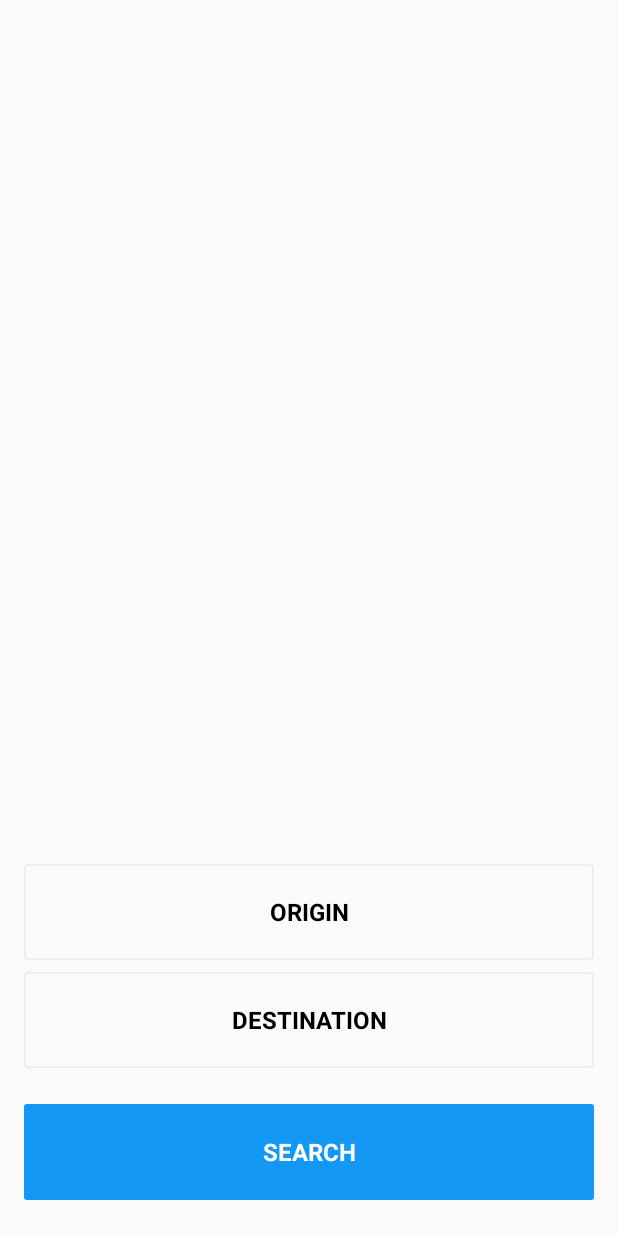
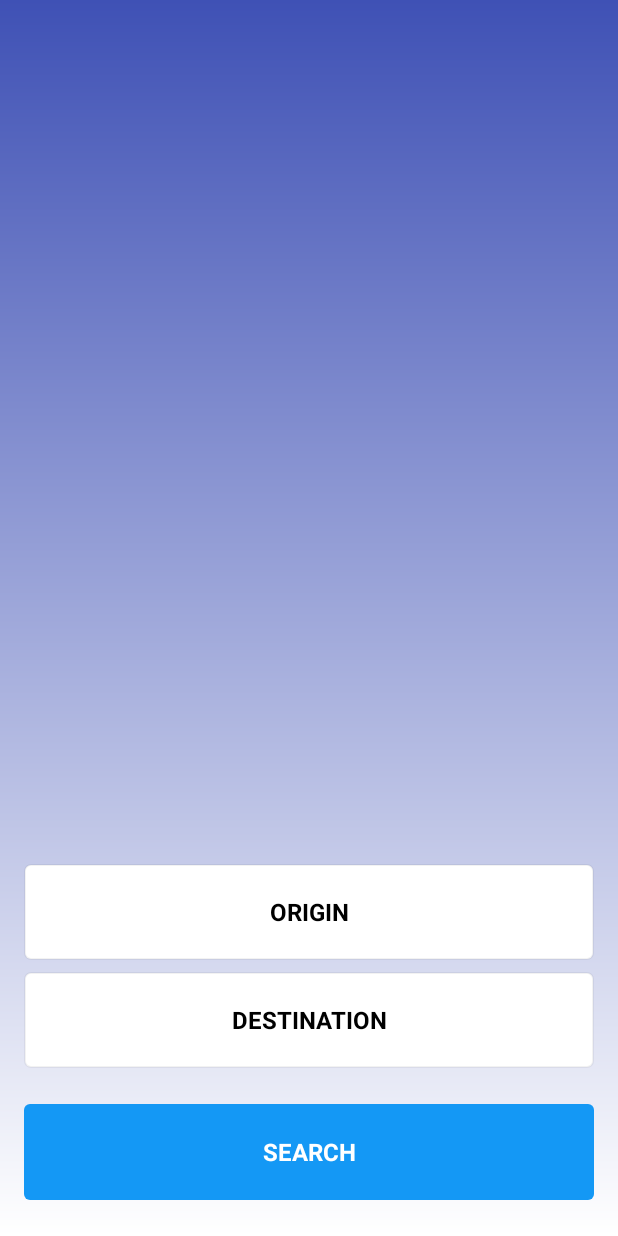
Before and after one commit to shuhart/TestLook, an Android app: the screen it shows after launch (SearchFlightActivity), on a phone screen of 412 x 824 dp. Run offline under Robolectric (Android 15) with nearby library versions, the phone set to English and light mode, and no system bars.

Commit message:
fix bugs and refactor

```diff
--- a/app/src/main/AndroidManifest.xml
+++ b/app/src/main/AndroidManifest.xml
@@ -44,7 +44,8 @@
         <activity
             android:name=".modules.flight.search.airport.SearchAirportActivity"
             android:configChanges="keyboardHidden|orientation|layoutDirection"
-            android:screenOrientation="portrait" />
+            android:screenOrientation="portrait"
+            android:windowSoftInputMode="adjustResize" />
     </application>
 
 </manifest>
--- a/app/src/main/java/com/shuhart/testlook/modules/flight/search/airport/SearchAiportAdapter.kt
+++ b/app/src/main/java/com/shuhart/testlook/modules/flight/search/airport/SearchAirportAdapter.kt
@@ -8,7 +8,7 @@ import android.widget.TextView
 import com.shuhart.testlook.R
 import com.shuhart.testlook.api.model.City
 
-class SearchAiportAdapter : RecyclerView.Adapter<SearchAiportAdapter.CityViewHolder>() {
+class SearchAirportAdapter : RecyclerView.Adapter<SearchAirportAdapter.CityViewHolder>() {
     var items = mutableListOf<City>()
 
     var listener: CityItemClickListener? = null
@@ -23,7 +23,7 @@ class SearchAiportAdapter : RecyclerView.Adapter<SearchAiportAdapter.CityViewHol
 
     override fun onBindViewHolder(holder: CityViewHolder, position: Int) {
         val city = items[position]
-        val text = "${city.fullname} ${city.iate.firstOrNull() ?: ""}"
+        val text = city.toString()
         holder.textView.text = text
         holder.textView.setOnClickListener {
             listener?.onCityItemClicked(items[holder.adapterPosition])
--- a/app/src/main/java/com/shuhart/testlook/modules/flight/search/airport/SearchAiportView.kt
+++ b/app/src/main/java/com/shuhart/testlook/modules/flight/search/airport/SearchAirportView.kt
@@ -2,8 +2,8 @@ package com.shuhart.testlook.modules.flight.search.airport
 
 import com.shuhart.testlook.api.model.City
 
-interface SearchAiportView {
+interface SearchAirportView {
     fun setItems(items: List<City>)
     fun getItems(): List<City>
-    fun showToast(message: String?)
+    fun showToast(message: String)
 }
--- a/app/src/main/java/com/shuhart/testlook/modules/flight/search/flight/SearchFlightActivity.kt
+++ b/app/src/main/java/com/shuhart/testlook/modules/flight/search/flight/SearchFlightActivity.kt
@@ -35,7 +35,7 @@ class SearchFlightActivity : AppCompatActivity() {
                 from.tag = city
             }
             REQUEST_CODE_TO -> {
-                to.text = to.toString()
+                to.text = city.toString()
                 to.tag = city
             }
         }
--- a/app/src/main/res/drawable-v21/btn_airport_background.xml
+++ b/app/src/main/res/drawable-v21/btn_airport_background.xml
@@ -5,7 +5,8 @@
             <item>
                 <shape android:shape="rectangle">
                     <stroke android:width="1dp" android:color="@color/black_5" />
-                    <corners android:radius="2dp" />
+                    <solid android:color="@android:color/white"/>
+                    <corners android:radius="4dp" />
                 </shape>
             </item>
             <item android:drawable="?selectableItemBackgroundBorderless" />
--- a/app/src/main/res/drawable-v21/btn_search_background.xml
+++ b/app/src/main/res/drawable-v21/btn_search_background.xml
@@ -4,7 +4,7 @@
         <layer-list>
             <item>
                 <shape android:shape="rectangle">
-                    <corners android:radius="2dp" />
+                    <corners android:radius="4dp" />
                     <solid android:color="@color/colorAccent"/>
                 </shape>
             </item>
--- a/app/src/main/res/drawable/btn_airport_background.xml
+++ b/app/src/main/res/drawable/btn_airport_background.xml
@@ -4,5 +4,6 @@
     <stroke
         android:width="1dp"
         android:color="@color/black_5" />
-    <corners android:radius="2dp" />
+    <solid android:color="@android:color/white" />
+    <corners android:radius="4dp" />
 </shape>
--- a/app/src/main/res/drawable/btn_search_background.xml
+++ b/app/src/main/res/drawable/btn_search_background.xml
@@ -1,6 +1,6 @@
 <?xml version="1.0" encoding="utf-8"?>
 <shape xmlns:android="http://schemas.android.com/apk/res/android"
     android:shape="rectangle">
-    <corners android:radius="2dp" />
+    <corners android:radius="4dp" />
     <solid android:color="@color/colorAccent" />
 </shape>
--- /dev/null
+++ b/app/src/main/res/drawable/gradient_background.xml
@@ -0,0 +1,8 @@
+<?xml version="1.0" encoding="utf-8"?>
+<shape xmlns:android="http://schemas.android.com/apk/res/android">
+    <gradient
+        android:angle="90"
+        android:endColor="@color/colorPrimary"
+        android:startColor="@android:color/white"
+        android:type="linear" />
+</shape>
--- a/app/src/main/res/layout/activity_search_flight.xml
+++ b/app/src/main/res/layout/activity_search_flight.xml
@@ -2,7 +2,8 @@
 <android.support.constraint.ConstraintLayout xmlns:android="http://schemas.android.com/apk/res/android"
     xmlns:app="http://schemas.android.com/apk/res-auto"
     android:layout_width="match_parent"
-    android:layout_height="match_parent">
+    android:layout_height="match_parent"
+    android:background="@drawable/gradient_background">
 
     <TextView
         android:id="@+id/btn"
```
Also changed, not shown: app/src/main/java/com/shuhart/testlook/modules/flight/search/airport/SearchAirportActivity.kt (+16 -11 lines), app/src/main/java/com/shuhart/testlook/modules/flight/search/airport/SearchAirportPresenter.kt (renamed from app/src/main/java/com/shuhart/testlook/modules/flight/search/airport/SearchAiportPresenter.kt, +6 -16 lines), app/src/main/res/layout/activity_search_airport.xml (+7 -3 lines).
